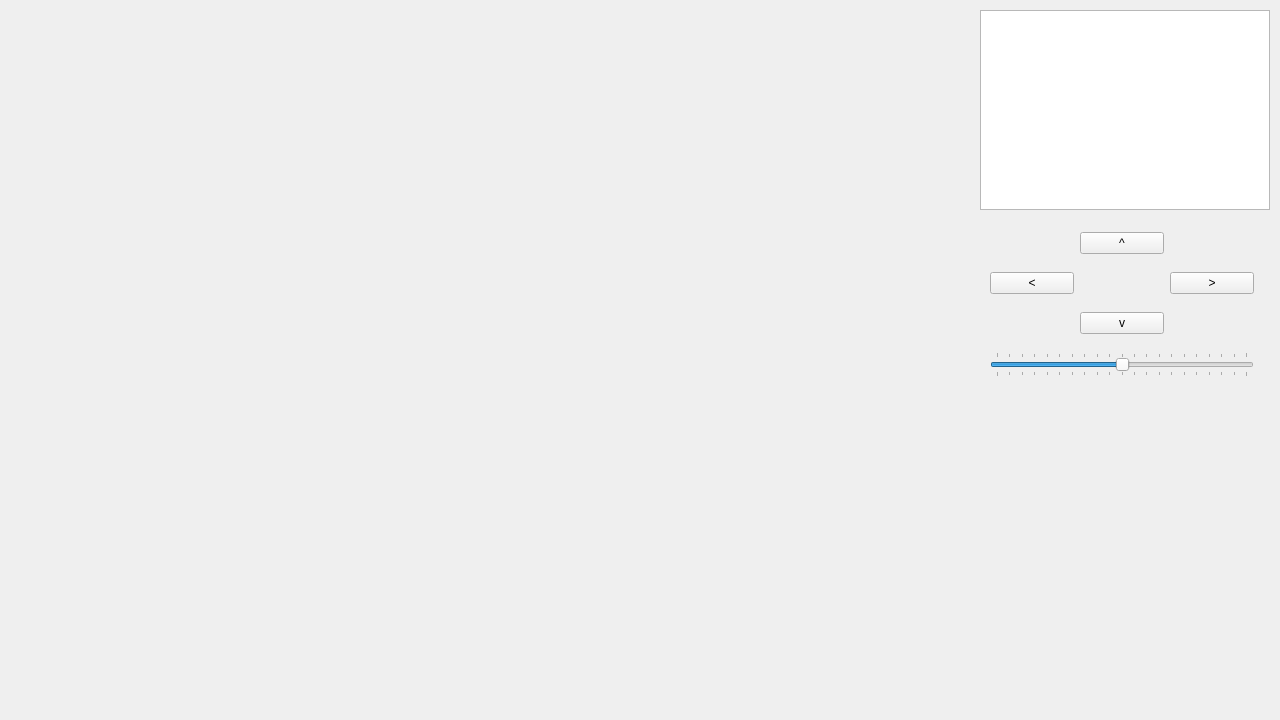
Above: data/g.ui from RamAddict/Interactive-Graphical-System before the change. Below: the same form after it.
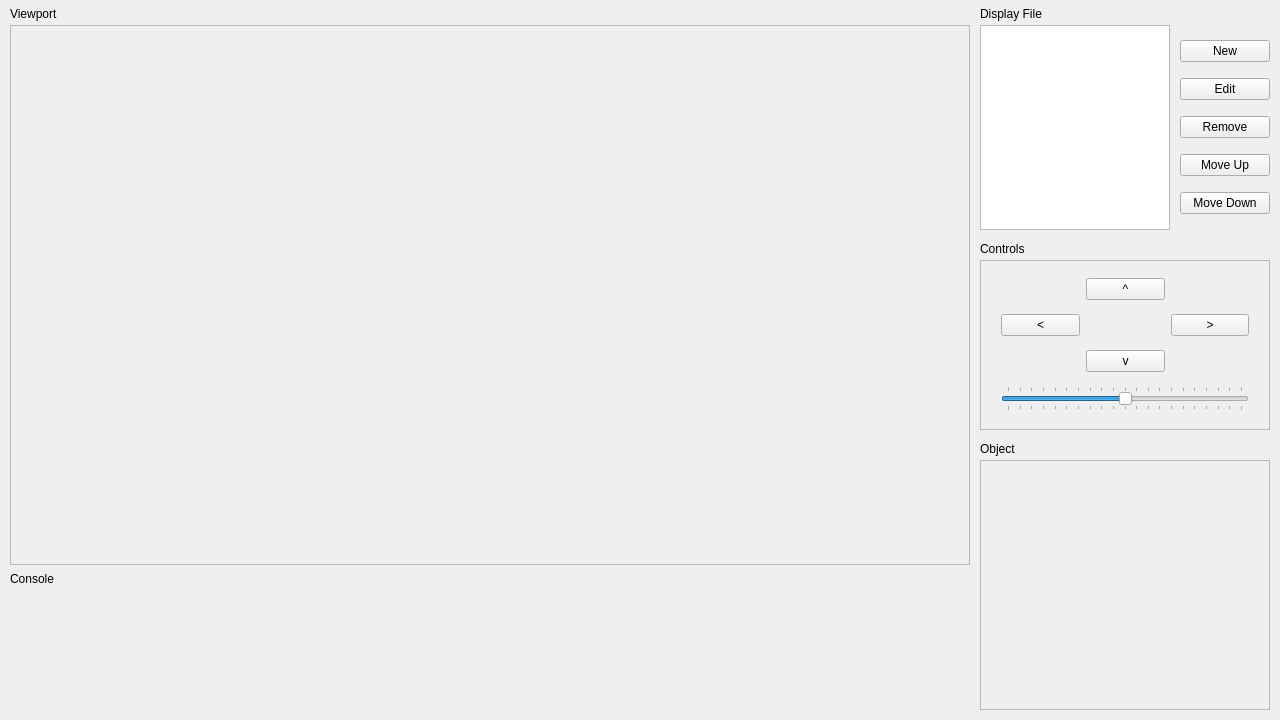
That is the form after the change.

Patch:
```diff
--- a/data/g.ui
+++ b/data/g.ui
@@ -18,22 +18,28 @@
     <property name="geometry">
      <rect>
       <x>980</x>
-      <y>10</y>
-      <width>290</width>
-      <height>200</height>
+      <y>25</y>
+      <width>190</width>
+      <height>205</height>
      </rect>
     </property>
    </widget>
-   <widget class="QWidget" name="layoutWidget">
+   <widget class="QFrame" name="controlFrame">
     <property name="geometry">
      <rect>
-      <x>970</x>
-      <y>220</y>
-      <width>304</width>
-      <height>171</height>
+      <x>980</x>
+      <y>260</y>
+      <width>290</width>
+      <height>170</height>
      </rect>
     </property>
-    <layout class="QGridLayout" name="cameraControls">
+    <property name="frameShape">
+     <enum>QFrame::StyledPanel</enum>
+    </property>
+    <property name="frameShadow">
+     <enum>QFrame::Sunken</enum>
+    </property>
+    <layout class="QGridLayout" name="controlLayout">
      <property name="leftMargin">
       <number>20</number>
      </property>
@@ -95,6 +101,150 @@
      </item>
     </layout>
    </widget>
+   <widget class="QLabel" name="viewportLabel">
+    <property name="geometry">
+     <rect>
+      <x>10</x>
+      <y>5</y>
+      <width>58</width>
+      <height>18</height>
+     </rect>
+    </property>
+    <property name="text">
+     <string notr="true">Viewport</string>
+    </property>
+   </widget>
+   <widget class="QLabel" name="sceneLabel">
+    <property name="geometry">
+     <rect>
+      <x>980</x>
+      <y>5</y>
+      <width>70</width>
+      <height>18</height>
+     </rect>
+    </property>
+    <property name="text">
+     <string>Display File</string>
+    </property>
+   </widget>
+   <widget class="QLabel" name="controlLabel">
+    <property name="geometry">
+     <rect>
+      <x>980</x>
+      <y>240</y>
+      <width>50</width>
+      <height>18</height>
+     </rect>
+    </property>
+    <property name="text">
+     <string>Controls</string>
+    </property>
+   </widget>
+   <widget class="QLabel" name="consoleLabel">
+    <property name="geometry">
+     <rect>
+      <x>10</x>
+      <y>570</y>
+      <width>50</width>
+      <height>18</height>
+     </rect>
+    </property>
+    <property name="text">
+     <string>Console</string>
+    </property>
+   </widget>
+   <widget class="QFrame" name="objectFrame">
+    <property name="geometry">
+     <rect>
+      <x>980</x>
+      <y>460</y>
+      <width>290</width>
+      <height>250</height>
+     </rect>
+    </property>
+    <property name="frameShape">
+     <enum>QFrame::StyledPanel</enum>
+    </property>
+    <property name="frameShadow">
+     <enum>QFrame::Raised</enum>
+    </property>
+   </widget>
+   <widget class="QLabel" name="objectLabel">
+    <property name="geometry">
+     <rect>
+      <x>980</x>
+      <y>440</y>
+      <width>40</width>
+      <height>18</height>
+     </rect>
+    </property>
+    <property name="text">
+     <string>Object</string>
+    </property>
+   </widget>
+   <widget class="QFrame" name="canvasFrame">
+    <property name="geometry">
+     <rect>
+      <x>10</x>
+      <y>25</y>
+      <width>960</width>
+      <height>540</height>
+     </rect>
+    </property>
+    <property name="frameShape">
+     <enum>QFrame::StyledPanel</enum>
+    </property>
+    <property name="frameShadow">
+     <enum>QFrame::Sunken</enum>
+    </property>
+   </widget>
+   <widget class="QWidget" name="">
+    <property name="geometry">
+     <rect>
+      <x>1180</x>
+      <y>30</y>
+      <width>90</width>
+      <height>196</height>
+     </rect>
+    </property>
+    <layout class="QVBoxLayout" name="actionsLayout">
+     <item>
+      <widget class="QPushButton" name="newButton">
+       <property name="text">
+        <string>New</string>
+       </property>
+      </widget>
+     </item>
+     <item>
+      <widget class="QPushButton" name="editButton">
+       <property name="text">
+        <string>Edit</string>
+       </property>
+      </widget>
+     </item>
+     <item>
+      <widget class="QPushButton" name="removeButton">
+       <property name="text">
+        <string>Remove</string>
+       </property>
+      </widget>
+     </item>
+     <item>
+      <widget class="QPushButton" name="upListButton">
+       <property name="text">
+        <string>Move Up</string>
+       </property>
+      </widget>
+     </item>
+     <item>
+      <widget class="QPushButton" name="downListButton">
+       <property name="text">
+        <string>Move Down</string>
+       </property>
+      </widget>
+     </item>
+    </layout>
+   </widget>
   </widget>
  </widget>
  <resources/>
```
